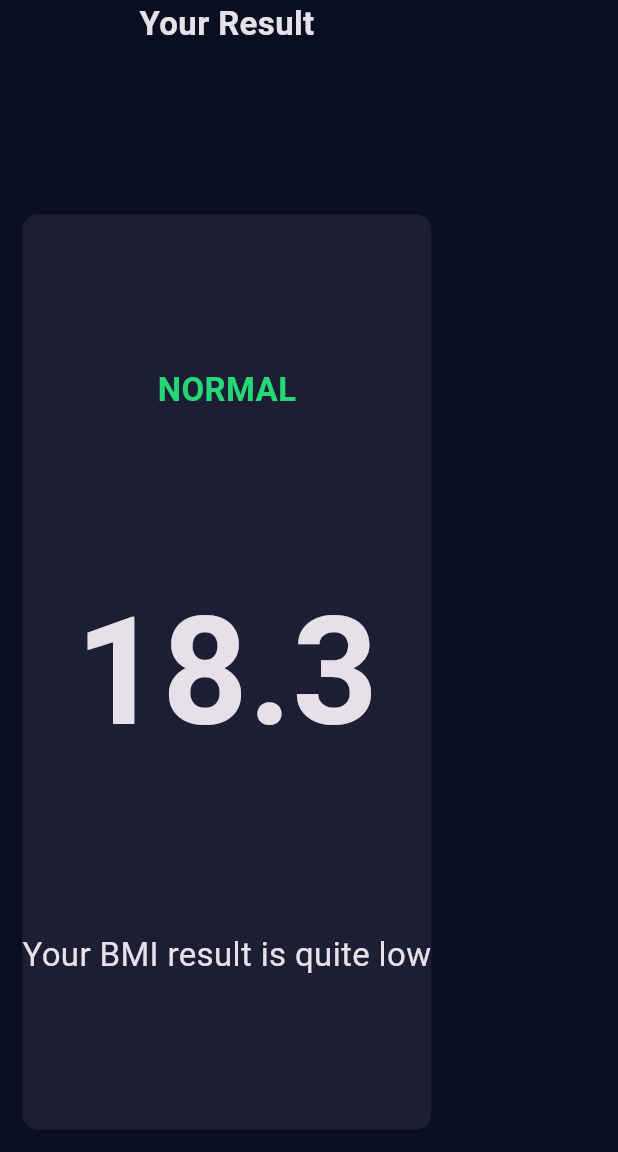
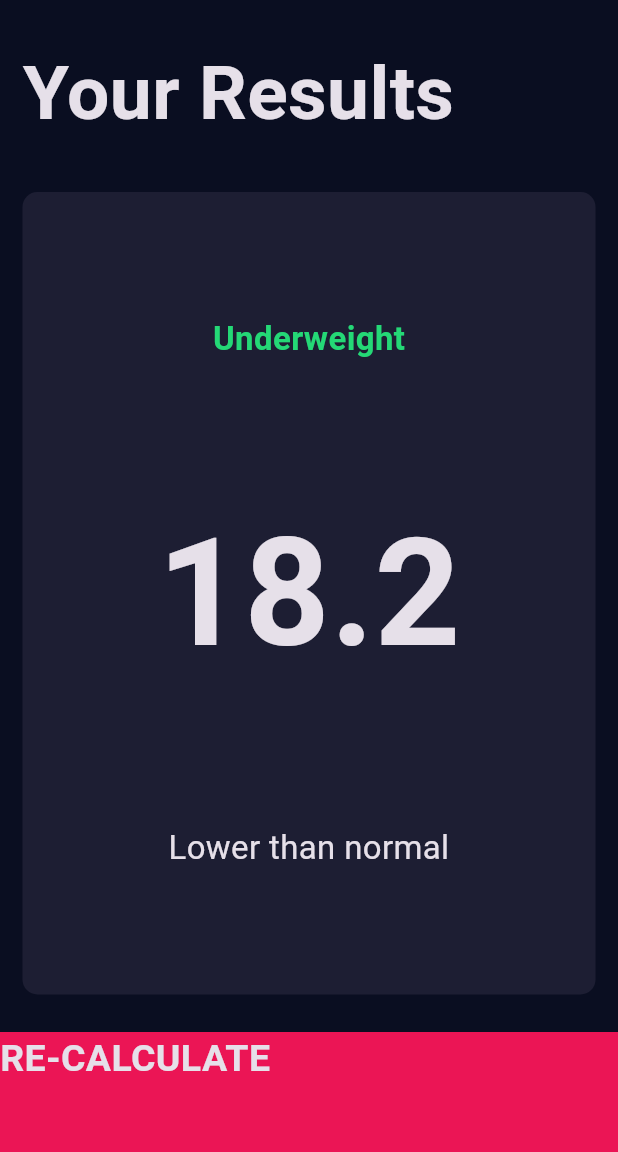
Before and after one commit to AntonioDehesa/Flutter_learning_journey, a Flutter app: the screen it shows after launch, after a tap on "Calculate", on a phone screen of 412 x 824 dp, the part 84-1236 px from its top. Run offline on Flutter 3.47's test engine with Material 3 defaults, Android fonts, the light colour scheme and no system bars; our stand-ins replace audioplayers, font_awesome_flutter, rflutter_alert.

Commit message:
Completed section 12, started 13

```diff
--- a/bmi_calculator/lib/bottom_button.dart
+++ b/bmi_calculator/lib/bottom_button.dart
@@ -16,15 +16,15 @@ class BottomButton extends StatelessWidget {
     return GestureDetector(
       onTap: onTap,
       child: Container(
-        child: Text(
-          ButtonTittle,
-          style: TextStyle(fontSize: 25.0, fontWeight: FontWeight.bold),
-        ),
         color: bottomContainerColor,
-        padding: EdgeInsets.only(bottom: 20.0),
+        padding: const EdgeInsets.only(bottom: 20.0),
         margin: const EdgeInsets.only(top: 10.0),
         width: double.infinity,
         height: bottomContainerHeight,
+        child: Text(
+          ButtonTittle,
+          style: const TextStyle(fontSize: 25.0, fontWeight: FontWeight.bold),
+        ),
       ),
     );
   }
--- /dev/null
+++ b/bmi_calculator/lib/calculator_brain.dart
@@ -0,0 +1,35 @@
+import 'dart:math';
+
+class CalculatorBrain {
+  CalculatorBrain(this.weight, this.height);
+
+  final int weight;
+  final int height;
+
+  double _bmi = 0;
+
+  String calculateBMI() {
+    _bmi = weight / pow(height / 100, 2);
+    return _bmi.toStringAsFixed(1);
+  }
+
+  String getResult() {
+    if (_bmi >= 25) {
+      return "Overweight";
+    } else if (_bmi > 18.5) {
+      return "Normal";
+    } else {
+      return "Underweight";
+    }
+  }
+
+  String getInterpretation() {
+    if (_bmi >= 25) {
+      return "Higher than normal";
+    } else if (_bmi > 18.5) {
+      return "Normal";
+    } else {
+      return "Lower than normal";
+    }
+  }
+}
--- a/bmi_calculator/lib/input_page.dart
+++ b/bmi_calculator/lib/input_page.dart
@@ -1,4 +1,3 @@
-import 'package:flutter/cupertino.dart';
 import 'results_page.dart';
 import "package:font_awesome_flutter/font_awesome_flutter.dart";
 import 'package:flutter/material.dart';
@@ -6,6 +5,8 @@ import 'icon_content.dart';
 import 'reusable_card.dart';
 import 'constants.dart';
 import 'bottom_button.dart';
+import 'round_icon_button.dart';
+import 'calculator_brain.dart';
 
 class InputPage extends StatefulWidget {
   const InputPage({super.key});
@@ -205,8 +206,13 @@ class _InputPageState extends State<InputPage> {
           )),
           BottomButton(
               onTap: () {
-                Navigator.of(context).push(
-                    MaterialPageRoute(builder: (context) => ResultsPage()));
+                CalculatorBrain calc = CalculatorBrain(weight, height);
+                Navigator.of(context).push(MaterialPageRoute(
+                    builder: (context) => ResultsPage(
+                          bmiResult: calc.calculateBMI(),
+                          resultText: calc.getResult(),
+                          interpretation: calc.getInterpretation(),
+                        )));
               },
               ButtonTittle: 'Calculate')
         ],
@@ -214,22 +220,3 @@ class _InputPageState extends State<InputPage> {
     );
   }
 }
-
-class RoundIconButton extends StatelessWidget {
-  const RoundIconButton(
-      {super.key, required this.child, required this.onPress});
-
-  final Widget child;
-  final VoidCallback onPress;
-
-  @override
-  Widget build(BuildContext context) {
-    return RawMaterialButton(
-        constraints: const BoxConstraints.tightFor(width: 56.0, height: 56.0),
-        shape: const CircleBorder(),
-        elevation: 6.0,
-        fillColor: const Color(0xFF4C4F5E),
-        onPressed: onPress,
-        child: child);
-  }
-}
--- a/bmi_calculator/lib/results_page.dart
+++ b/bmi_calculator/lib/results_page.dart
@@ -1,26 +1,37 @@
-import 'dart:ui';
 
+import 'package:bmi_calculator/bottom_button.dart';
 import 'package:bmi_calculator/reusable_card.dart';
 import 'package:flutter/material.dart';
 import 'constants.dart';
 
 class ResultsPage extends StatelessWidget {
-  const ResultsPage({super.key});
+  const ResultsPage(
+      {super.key,
+      required this.bmiResult,
+      required this.resultText,
+      required this.interpretation});
+
+  final String bmiResult;
+  final String resultText;
+  final String interpretation;
 
   @override
   Widget build(BuildContext context) {
     return Scaffold(
       appBar: AppBar(
-        title: Text("BMI CALCULATOR"),
+        title: const Text("BMI CALCULATOR"),
       ),
       body: Column(
         mainAxisAlignment: MainAxisAlignment.spaceEvenly,
+        crossAxisAlignment: CrossAxisAlignment.stretch,
         children: [
           Expanded(
             child: Container(
-              child: Text("Your Result",
-                  style: const TextStyle(
-                      fontSize: 22.0, fontWeight: FontWeight.bold)),
+              padding: const EdgeInsets.all(15.0),
+              alignment: Alignment.bottomLeft,
+              child: const Text("Your Results",
+                  style: TextStyle(
+                      fontSize: 50.0, fontWeight: FontWeight.bold)),
             ),
           ),
           Expanded(
@@ -32,25 +43,31 @@ class ResultsPage extends StatelessWidget {
                 crossAxisAlignment: CrossAxisAlignment.center,
                 children: [
                   Text(
-                      "NORMAL",
-                      style: TextStyle(
+                    resultText,
+                    style: const TextStyle(
                         color: Color(0xFF24D876),
                         fontWeight: FontWeight.bold,
                         fontSize: 22.0),
                   ),
                   Text(
-                      "18.3",
-                      style: TextStyle(
-                          fontSize: 100.0, fontWeight: FontWeight.bold),
+                    bmiResult,
+                    style:
+                        const TextStyle(fontSize: 100.0, fontWeight: FontWeight.bold),
                   ),
                   Text(
-                      "Your BMI result is quite low",
-                      style: TextStyle(fontSize: 22.0),
+                    interpretation,
+                    style: const TextStyle(fontSize: 22.0),
                     textAlign: TextAlign.center,
                   )
                 ],
               ),
-              ))
+            ),
+          ),
+          BottomButton(
+              onTap: () {
+                Navigator.pop(context);
+              },
+              ButtonTittle: "RE-CALCULATE")
         ],
       ),
     );
--- /dev/null
+++ b/bmi_calculator/lib/round_icon_button.dart
@@ -0,0 +1,20 @@
+import 'package:flutter/material.dart';
+
+class RoundIconButton extends StatelessWidget {
+  const RoundIconButton(
+      {super.key, required this.child, required this.onPress});
+
+  final Widget child;
+  final VoidCallback onPress;
+
+  @override
+  Widget build(BuildContext context) {
+    return RawMaterialButton(
+        constraints: const BoxConstraints.tightFor(width: 56.0, height: 56.0),
+        shape: const CircleBorder(),
+        elevation: 6.0,
+        fillColor: const Color(0xFF4C4F5E),
+        onPressed: onPress,
+        child: child);
+  }
+}
```
Lines whose indentation alone changed are shown as unchanged.
